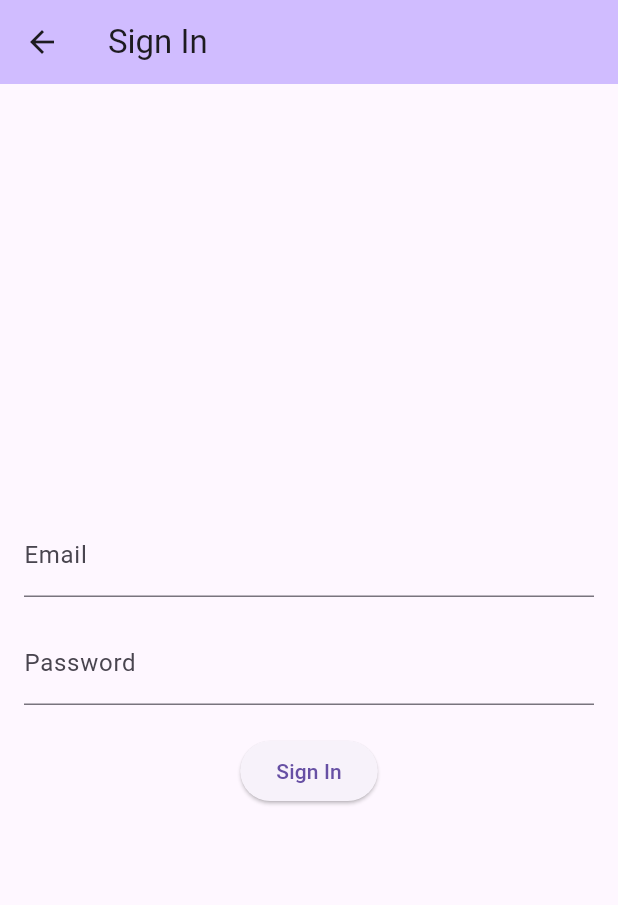
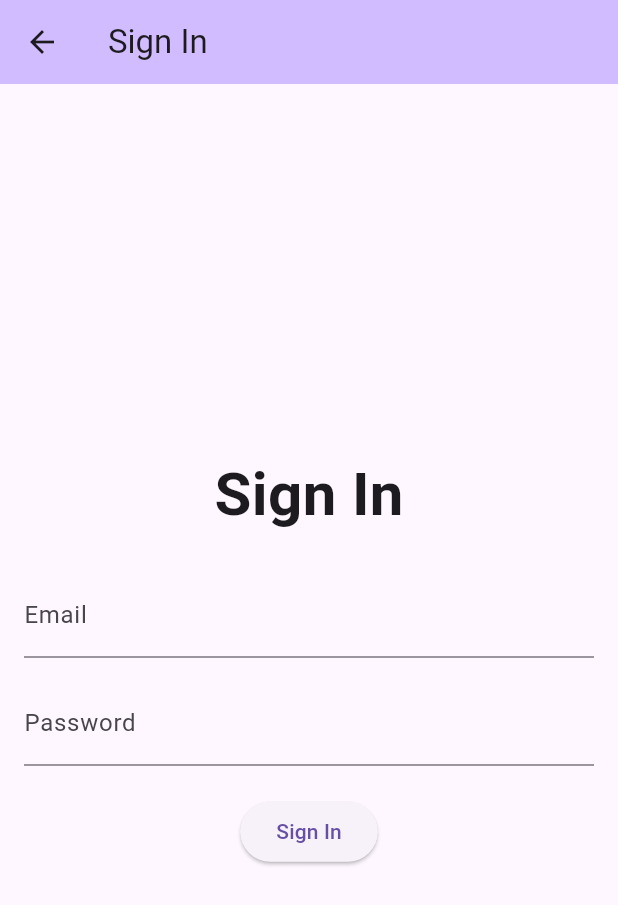
Before and after one commit to hirwaNkevin/flutter-calculator, a Flutter app: the Signinscreen screen opened directly, on a phone screen of 412 x 824 dp. Shown: the top 905 px of the screen. Run offline on Flutter 3.47's test engine with Material 3 defaults, Android fonts, the phone set to English and light mode, and no system bars; missing offline and left inert: expressions.

Commit message:
edig sign in page

```diff
--- a/lib/signin_screen.dart
+++ b/lib/signin_screen.dart
@@ -36,6 +36,13 @@ class _SigninscreenState extends State<Signinscreen> {
         child: Form(
           key: _formKey,
           child: Column(mainAxisAlignment: MainAxisAlignment.center, children: [
+            Text(
+              'Sign In',
+              style: TextStyle(fontWeight: FontWeight.bold, fontSize: 40),
+            ),
+            const SizedBox(
+              height: 24.0,
+            ),
             TextFormField(
               controller: _emailController,
               decoration: const InputDecoration(
```
